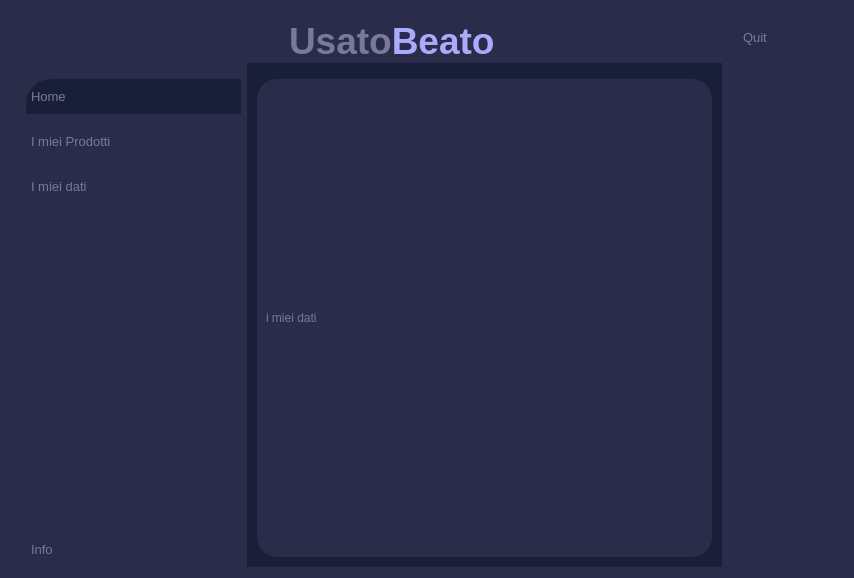
This is NegozioDelUsatoPython/testing_leon2/ClienteProprietarioView.ui in LeonUrsu/NegozioDellUsato-ExamIS as Qt 5 draws it before an edit. The edited form follows.
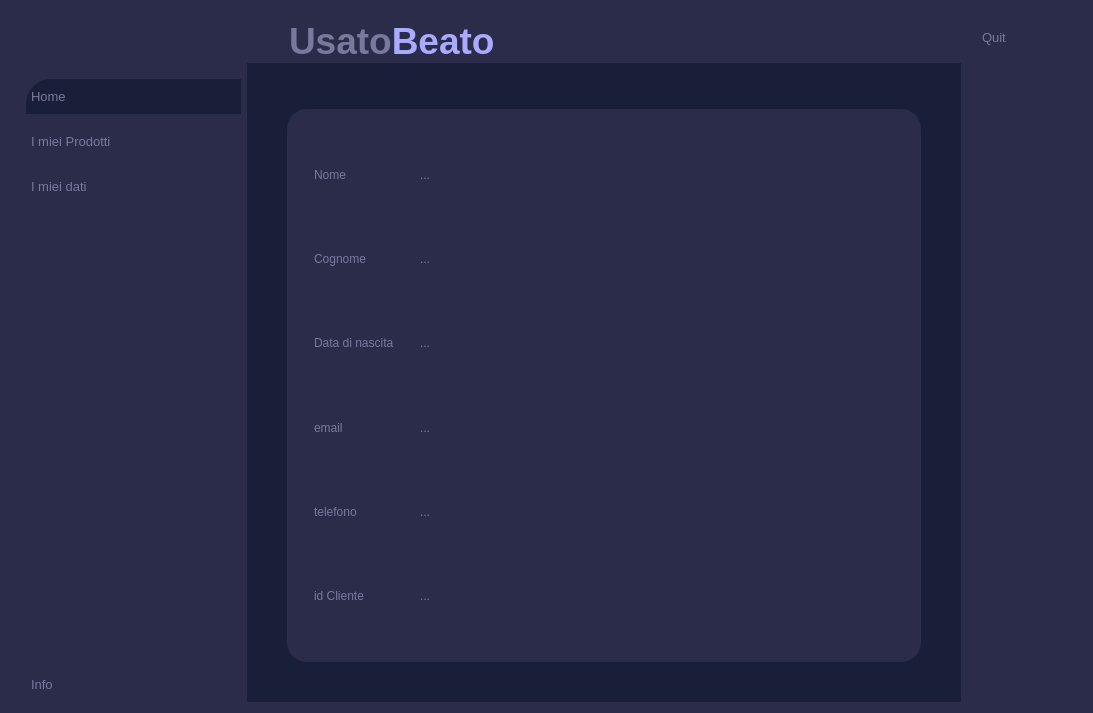
This is the edited form. The open tabs and pages were chosen to show the change. Icons and pictures are not drawn. Custom widgets are drawn as their Qt base class.

Commit message: lavoro al cliente proprietario

Patch:
```diff
--- a/NegozioDelUsatoPython/testing_leon2/ClienteProprietarioView.ui
+++ b/NegozioDelUsatoPython/testing_leon2/ClienteProprietarioView.ui
@@ -2,29 +2,14 @@
 <ui version="4.0">
  <class>firstWidget</class>
  <widget class="QWidget" name="firstWidget">
-  <property name="enabled">
-   <bool>true</bool>
-  </property>
   <property name="geometry">
    <rect>
     <x>0</x>
     <y>0</y>
-    <width>854</width>
-    <height>578</height>
+    <width>1093</width>
+    <height>713</height>
    </rect>
   </property>
-  <property name="sizePolicy">
-   <sizepolicy hsizetype="Minimum" vsizetype="Minimum">
-    <horstretch>200</horstretch>
-    <verstretch>200</verstretch>
-   </sizepolicy>
-  </property>
-  <property name="minimumSize">
-   <size>
-    <width>0</width>
-    <height>0</height>
-   </size>
-  </property>
   <property name="windowTitle">
    <string>Form</string>
   </property>
@@ -498,16 +483,16 @@
         </property>
         <layout class="QVBoxLayout" name="verticalLayout_2">
          <property name="leftMargin">
-          <number>10</number>
+          <number>40</number>
          </property>
          <property name="topMargin">
-          <number>10</number>
+          <number>40</number>
          </property>
          <property name="rightMargin">
-          <number>10</number>
+          <number>40</number>
          </property>
          <property name="bottomMargin">
-          <number>10</number>
+          <number>40</number>
          </property>
          <item>
           <widget class="QStackedWidget" name="finestreSecondarie">
@@ -871,10 +856,141 @@
            <widget class="QWidget" name="iMieiDati">
             <layout class="QHBoxLayout" name="horizontalLayout_11">
              <item>
-              <widget class="QLabel" name="label">
-               <property name="text">
-                <string>i miei dati</string>
+              <widget class="QFrame" name="frame_8">
+               <property name="maximumSize">
+                <size>
+                 <width>700</width>
+                 <height>16777215</height>
+                </size>
                </property>
+               <property name="frameShape">
+                <enum>QFrame::StyledPanel</enum>
+               </property>
+               <property name="frameShadow">
+                <enum>QFrame::Raised</enum>
+               </property>
+               <layout class="QHBoxLayout" name="horizontalLayout_13">
+                <item>
+                 <widget class="QFrame" name="frame_10">
+                  <property name="sizePolicy">
+                   <sizepolicy hsizetype="Preferred" vsizetype="Preferred">
+                    <horstretch>0</horstretch>
+                    <verstretch>0</verstretch>
+                   </sizepolicy>
+                  </property>
+                  <property name="maximumSize">
+                   <size>
+                    <width>100</width>
+                    <height>16777215</height>
+                   </size>
+                  </property>
+                  <property name="frameShape">
+                   <enum>QFrame::StyledPanel</enum>
+                  </property>
+                  <property name="frameShadow">
+                   <enum>QFrame::Raised</enum>
+                  </property>
+                  <layout class="QVBoxLayout" name="verticalLayout_8">
+                   <item>
+                    <widget class="QLabel" name="nome">
+                     <property name="text">
+                      <string>Nome</string>
+                     </property>
+                    </widget>
+                   </item>
+                   <item>
+                    <widget class="QLabel" name="label">
+                     <property name="text">
+                      <string>Cognome</string>
+                     </property>
+                    </widget>
+                   </item>
+                   <item>
+                    <widget class="QLabel" name="label_8">
+                     <property name="text">
+                      <string>Data di nascita</string>
+                     </property>
+                    </widget>
+                   </item>
+                   <item>
+                    <widget class="QLabel" name="label_10">
+                     <property name="text">
+                      <string>email</string>
+                     </property>
+                    </widget>
+                   </item>
+                   <item>
+                    <widget class="QLabel" name="label_9">
+                     <property name="text">
+                      <string>telefono</string>
+                     </property>
+                    </widget>
+                   </item>
+                   <item>
+                    <widget class="QLabel" name="idCliente">
+                     <property name="text">
+                      <string>id Cliente</string>
+                     </property>
+                    </widget>
+                   </item>
+                  </layout>
+                 </widget>
+                </item>
+                <item>
+                 <widget class="QFrame" name="frame_9">
+                  <property name="frameShape">
+                   <enum>QFrame::StyledPanel</enum>
+                  </property>
+                  <property name="frameShadow">
+                   <enum>QFrame::Raised</enum>
+                  </property>
+                  <layout class="QVBoxLayout" name="verticalLayout_11">
+                   <item>
+                    <widget class="QLabel" name="label_12">
+                     <property name="text">
+                      <string>...</string>
+                     </property>
+                    </widget>
+                   </item>
+                   <item>
+                    <widget class="QLabel" name="label_13">
+                     <property name="text">
+                      <string>...</string>
+                     </property>
+                    </widget>
+                   </item>
+                   <item>
+                    <widget class="QLabel" name="label_14">
+                     <property name="text">
+                      <string>...</string>
+                     </property>
+                    </widget>
+                   </item>
+                   <item>
+                    <widget class="QLabel" name="label_15">
+                     <property name="text">
+                      <string>...</string>
+                     </property>
+                    </widget>
+                   </item>
+                   <item>
+                    <widget class="QLabel" name="label_16">
+                     <property name="text">
+                      <string>...</string>
+                     </property>
+                    </widget>
+                   </item>
+                   <item>
+                    <widget class="QLabel" name="label_17">
+                     <property name="text">
+                      <string>...</string>
+                     </property>
+                    </widget>
+                   </item>
+                  </layout>
+                 </widget>
+                </item>
+               </layout>
               </widget>
              </item>
             </layout>
```
Left out of the diff: 82 changed lines with no effect on the pictures. The commit also changes 11 other files.
